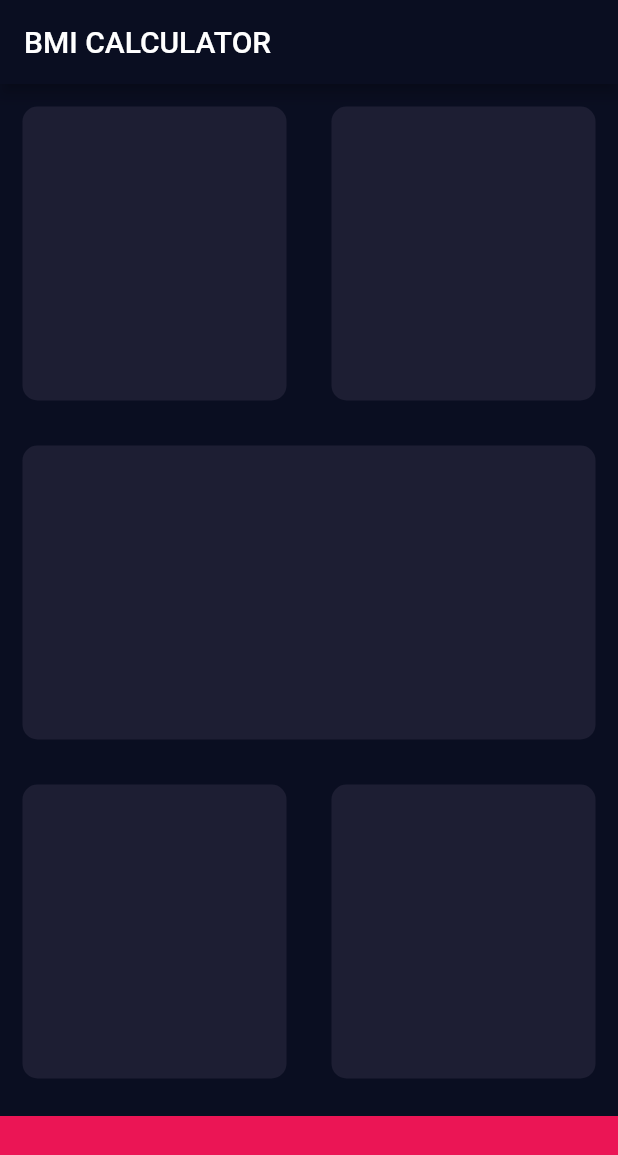
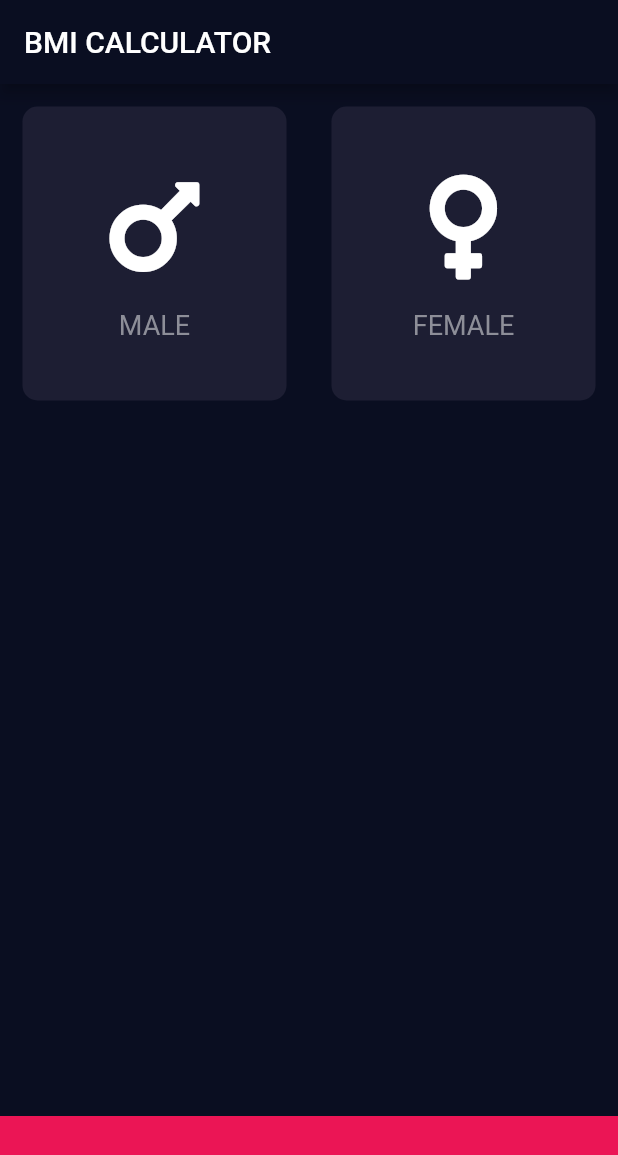
Before and after one commit to mqkotoo/BMI_Caluculator, a Flutter app: the screen it shows after launch, on a phone screen of 412 x 824 dp. Shown: the top 1155 px of the screen. Run offline on Flutter 3.47's test engine with Material 2 defaults, Android fonts, the phone set to English and light mode, and no system bars; our stand-ins replace font_awesome_flutter.

Commit message:
make gender UI

```diff
--- /dev/null
+++ b/lib/icon_content.dart
@@ -0,0 +1,33 @@
+import 'package:flutter/material.dart';
+
+const sexTextStyle = TextStyle(
+  fontSize: 18.0,
+  color: Color(0xFF8D8E98),
+);
+
+class IconContent extends StatelessWidget {
+  IconContent({this.icon, this.sex});
+
+  final IconData? icon;
+  final String? sex;
+
+  @override
+  Widget build(BuildContext context) {
+    return Column(
+      mainAxisAlignment: MainAxisAlignment.center,
+      children: [
+        Icon(
+          icon,
+          size: 80.0,
+        ),
+        SizedBox(
+          height: 15.0,
+        ),
+        Text(
+          sex!,
+            style: sexTextStyle,
+        )
+      ],
+    );
+  }
+}
--- a/lib/input_page.dart
+++ b/lib/input_page.dart
@@ -1,7 +1,10 @@
+import 'package:bmi_calculator/reusable_card.dart';
 import 'package:flutter/material.dart';
+import 'package:font_awesome_flutter/font_awesome_flutter.dart';
+import 'icon_content.dart';
 
 const bottomContainerHeight = 80.0;
-const CardsColor = Color(0xFF1D1E33);
+const cardsColor = Color(0xFF1D1E33);
 const bottomContainerColor = Color(0xFFEB1555);
 
 class InputPage extends StatefulWidget {
@@ -24,28 +27,44 @@ class _InputPageState extends State<InputPage> {
                 children: [
                   // 1
                   Expanded(
-                  child: Card(color: CardsColor,),
+                    child: reusableCard(
+                      color: cardsColor,
+                      cardChild: IconContent(
+                        icon: FontAwesomeIcons.mars,
+                        sex: "MALE",
                       ),
+                    ),
+                  ),
+                  // 1.2
                   Expanded(
-                  child: Card(color: CardsColor,),
+                    child: reusableCard(
+                      color: cardsColor,
+                      cardChild: IconContent(icon: FontAwesomeIcons.venus, sex: "FEMALE",),
+                    ),
                   ),
                 ],
               ),
             ),
             // 2
             Expanded(
-            child: Card(color: CardsColor,),
+              child: Card(
+                color: cardsColor,
+              ),
             ),
             // 3
             Expanded(
               child: Row(
                 children: [
-                // 1
+                  // 3.1
                   Expanded(
-                  child: Card(color: CardsColor,)
+                      child: Card(
+                    color: cardsColor,
+                  )),
+                  // 3.2
+                  Expanded(
+                    child: Card(
+                      color: cardsColor,
                     ),
-                Expanded(
-                  child: Card(color: CardsColor,),
                   ),
                 ],
               ),
@@ -57,25 +76,6 @@ class _InputPageState extends State<InputPage> {
               height: bottomContainerHeight,
             ),
           ],
-      )
-    );
+        ));
   }
 }
-
-class Card extends StatelessWidget {
-
-  Card({required this.color});
-
-  final Color color;
-
-  @override
-  Widget build(BuildContext context) {
-    return Container(
-      margin: EdgeInsets.all(15.0),
-      decoration: BoxDecoration(
-          color: color,
-        borderRadius: BorderRadius.circular(10.0)
-      ),
-    );
-  }
-}
--- /dev/null
+++ b/lib/reusable_card.dart
@@ -0,0 +1,19 @@
+import 'package:flutter/material.dart';
+
+class reusableCard extends StatelessWidget {
+  reusableCard({required this.color, this.cardChild});
+
+  final Color color;
+  final Widget? cardChild;
+
+  @override
+  Widget build(BuildContext context) {
+    return Container(
+      child: cardChild,
+      margin: EdgeInsets.all(15.0),
+      decoration: BoxDecoration(
+        color: color,
+        borderRadius: BorderRadius.circular(10.0),),
+    );
+  }
+}
--- a/pubspec.yaml
+++ b/pubspec.yaml
@@ -34,6 +34,7 @@ dependencies:
   # The following adds the Cupertino Icons font to your application.
   # Use with the CupertinoIcons class for iOS style icons.
   cupertino_icons: ^1.0.2
+  font_awesome_flutter: ^9.2.0
 
 dev_dependencies:
   flutter_test:
```
Also changed, not shown: pubspec.lock. Lines whose indentation alone changed are shown as unchanged.
